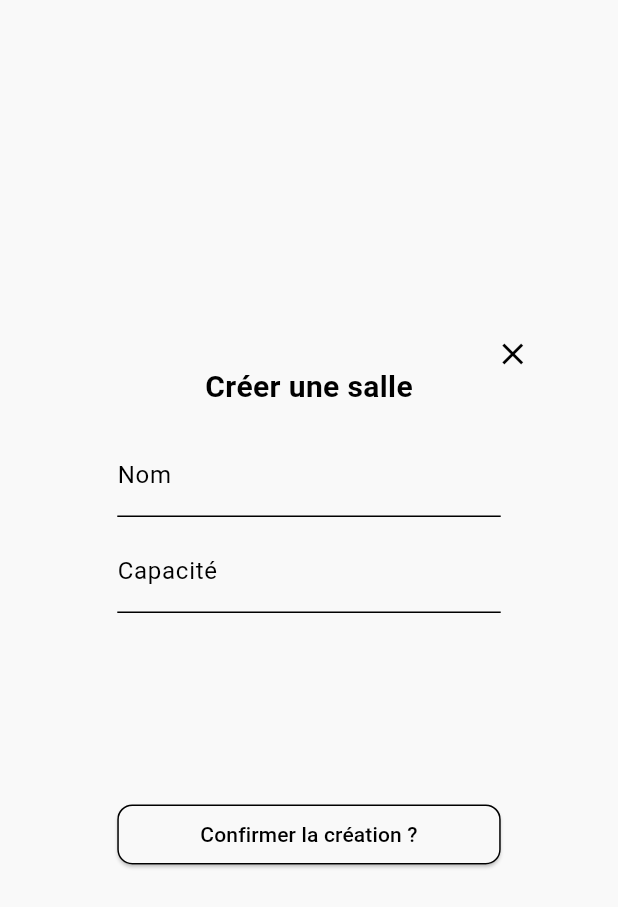
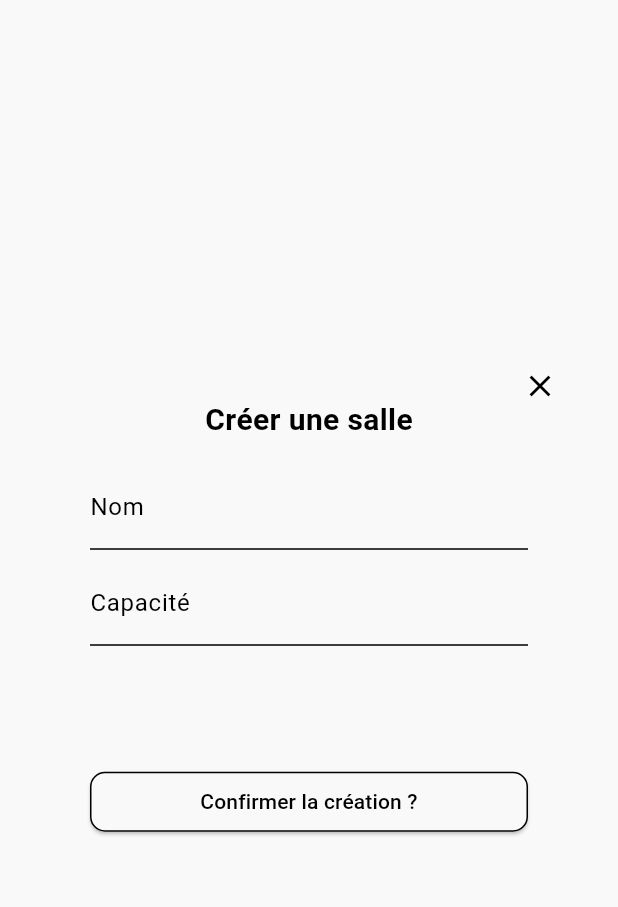
Before and after one commit to Timothee-VIARD/formation_front, a Flutter app: the CreateRoomDialog widget shown alone on an empty page, opened directly, on a phone screen of 412 x 824 dp. Shown: the top 907 px of the screen. Run offline on Flutter 3.47's test engine with Material 3 defaults, Android fonts, the light colour scheme and no system bars; our stand-ins replace flutter_bloc; generated files the repository leaves out were written again; network calls fail.

Commit message:
refactor: Responsive
Modify responsiveness

```diff
--- a/lib/modules/rooms/widgets/create_room_dialog.dart
+++ b/lib/modules/rooms/widgets/create_room_dialog.dart
@@ -1,5 +1,3 @@
-import 'dart:math';
-
 import 'package:flutter/material.dart';
 import 'package:flutter_bloc/flutter_bloc.dart';
 
@@ -38,22 +36,19 @@ class CreateRoomDialogState extends State<CreateRoomDialog> {
 
   @override
   Widget build(BuildContext context) {
-    final screenWidth = MediaQuery.of(context).size.width;
-    final screenHeight = MediaQuery.of(context).size.height;
-    final horizontalPadding = pow(screenWidth / 10, 2) * 0.0225;
-    final verticalPadding = pow(screenHeight / 10, 2) * 0.03;
-
     return Dialog(
       shape: RoundedRectangleBorder(
         borderRadius: BorderRadius.circular(20),
       ),
-      insetPadding: EdgeInsets.symmetric(
-          horizontal: horizontalPadding, vertical: verticalPadding),
+      insetPadding: const EdgeInsets.symmetric(horizontal: 20, vertical: 20),
       child: Stack(
         children: [
           Container(
             padding: const EdgeInsets.all(40.0),
+            width: 420,
             child: Column(
+              mainAxisAlignment: MainAxisAlignment.center,
+              mainAxisSize: MainAxisSize.min,
               children: [
                 Center(
                   child: Text(
@@ -96,8 +91,7 @@ class CreateRoomDialogState extends State<CreateRoomDialog> {
                     ],
                   ),
                 ),
-                const Expanded(child: SizedBox(height: 0)),
-                const SizedBox(height: 10),
+                const SizedBox(height: 80),
                 ElevatedButton(
                   onPressed: _createUser,
                   child: SizedBox(
```
Also changed, not shown: lib/modules/rooms/widgets/rooms_table.dart (+26 -13 lines), lib/modules/rooms/widgets/rooms_view.dart (+10 -6 lines), lib/modules/users/widgets/create_user_dialog.dart (+5 -4 lines), lib/modules/users/widgets/users_table.dart (+20 -7 lines), lib/modules/users/widgets/users_view.dart (+10 -6 lines).
